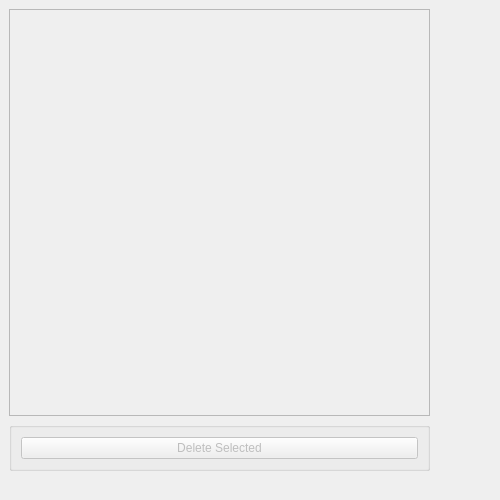
Qt form GUI/ReviewTabContent.ui (hratcliffe/TimeTrackerTwo) before a commit.
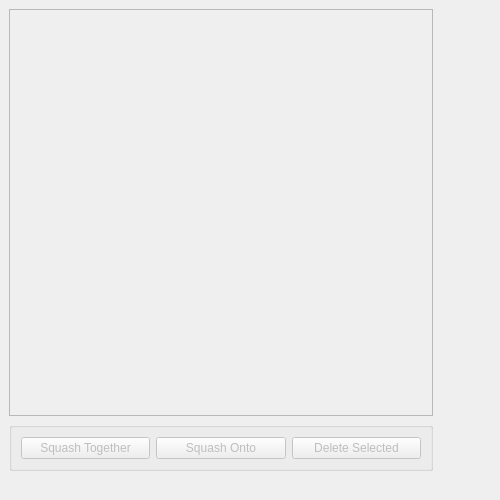
The same form after that commit.

Diff of the .ui file:
```diff
--- a/GUI/ReviewTabContent.ui
+++ b/GUI/ReviewTabContent.ui
@@ -15,7 +15,7 @@
     <rect>
      <x>9</x>
      <y>9</y>
-     <width>421</width>
+     <width>424</width>
      <height>462</height>
     </rect>
    </property>
@@ -42,7 +42,7 @@
         <rect>
          <x>0</x>
          <y>0</y>
-         <width>417</width>
+         <width>420</width>
          <height>398</height>
         </rect>
        </property>
@@ -66,6 +66,32 @@
        <string/>
       </property>
       <layout class="QHBoxLayout" name="horizontalLayout_3">
+       <item>
+        <widget class="QPushButton" name="v_combine_button">
+         <property name="enabled">
+          <bool>false</bool>
+         </property>
+         <property name="toolTip">
+          <string>Combine Multiple OneOff entries into a Single entry</string>
+         </property>
+         <property name="text">
+          <string>Squash Together</string>
+         </property>
+        </widget>
+       </item>
+       <item>
+        <widget class="QPushButton" name="v_reduce_button">
+         <property name="enabled">
+          <bool>false</bool>
+         </property>
+         <property name="toolTip">
+          <string>Combine (at least one) one-off entry onto an existing project</string>
+         </property>
+         <property name="text">
+          <string>Squash Onto</string>
+         </property>
+        </widget>
+       </item>
        <item>
         <widget class="QPushButton" name="v_delete_button">
          <property name="enabled">
```
